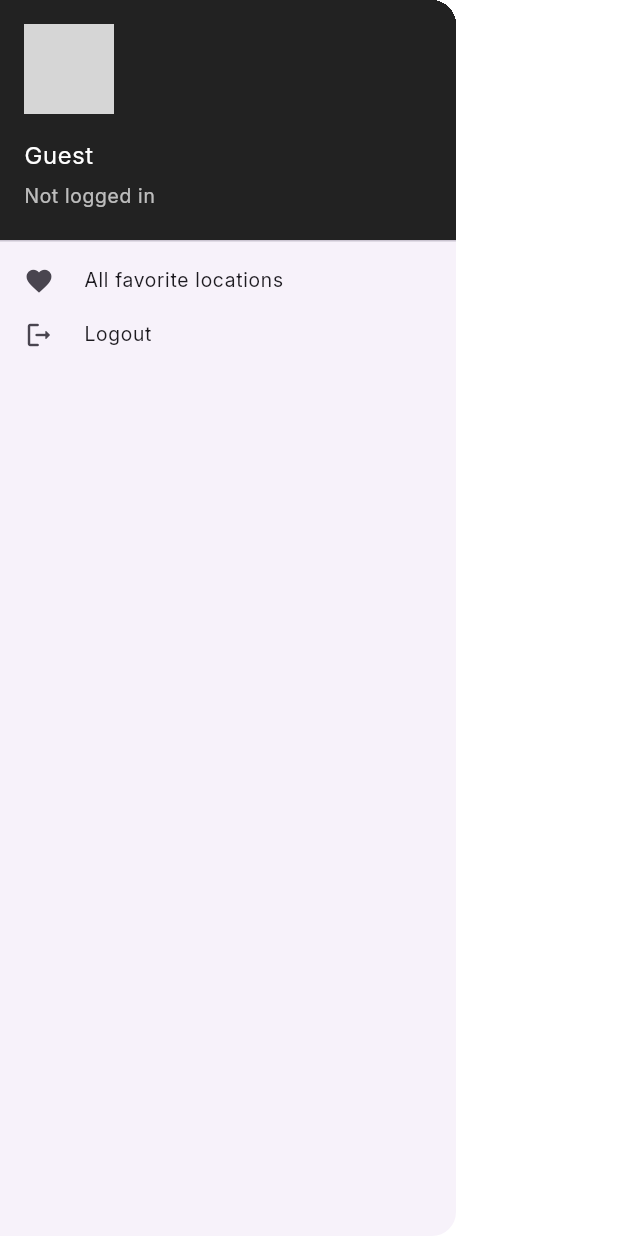
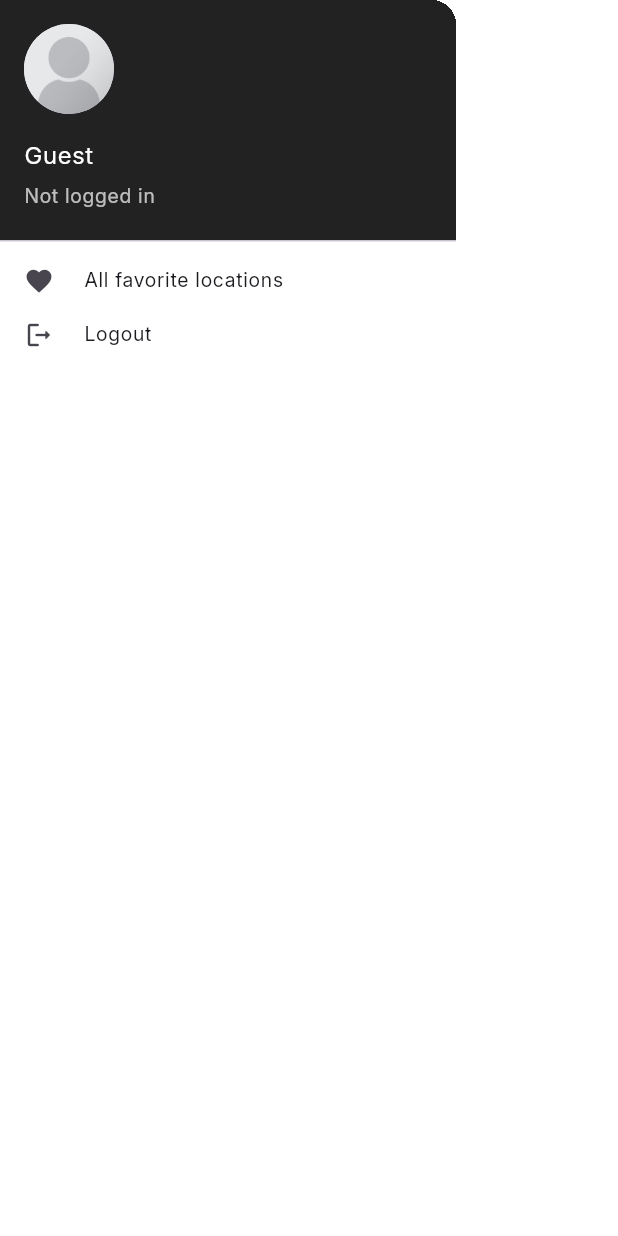
Before and after one commit to eduardoviscencio/compaqi_test_app, a Flutter app: the CustomDrawer widget shown alone on an empty page, opened directly, on a phone screen of 412 x 824 dp. Run offline on Flutter 3.47's test engine with Material 3 defaults, Android fonts, the phone set to English and light mode, and no system bars; our stand-ins replace equatable, flutter_secure_storage, google_maps_flutter, google_places_flutter; missing offline and left inert: flutter_appauth; accounts and stored records are empty; grey boxes are pictures that could not be loaded.

```diff
--- a/lib/presentation/screens/locations_screen.dart
+++ b/lib/presentation/screens/locations_screen.dart
@@ -7,6 +7,9 @@ class LocationsScreen extends StatelessWidget {
 
   @override
   Widget build(BuildContext context) {
-    return const Scaffold(body: Center(child: Text('LocationsScreen')));
+    return Scaffold(
+      appBar: AppBar(title: Text('All favorite locations')),
+      body: Center(child: Text('Locations Screen')),
+    );
   }
 }
--- a/lib/presentation/screens/map_screen.dart
+++ b/lib/presentation/screens/map_screen.dart
@@ -43,7 +43,11 @@ class _MapScreenState extends State<MapScreen> {
     zoom: 14.4746,
   );
 
-  void _onSelectPrediction(Prediction prediction) {
+  void _onSelectPrediction(Prediction? prediction) {
+    if (prediction?.placeId == _selectedPrediction?.placeId) {
+      return;
+    }
+
     setState(() {
       _selectedPrediction = prediction;
     });
--- a/lib/presentation/widgets/custom_drawer.dart
+++ b/lib/presentation/widgets/custom_drawer.dart
@@ -35,6 +35,7 @@ class _CustomDrawerState extends State<CustomDrawer> {
   @override
   Widget build(BuildContext context) {
     return Drawer(
+      backgroundColor: backgroundColor,
       child: ListView(
         padding: EdgeInsets.zero,
         children: [
@@ -54,7 +55,7 @@ class _CustomDrawerState extends State<CustomDrawer> {
                       backgroundImage:
                           user?.picture != null
                               ? NetworkImage(user!.picture)
-                              : const AssetImage('assets/images/default_avatar.png')
+                              : const AssetImage('assets/images/default_avatar.webp')
                                   as ImageProvider,
                     ),
                     const SizedBox(height: 15),
```
Also changed, not shown: lib/presentation/widgets/google_place_text_field.dart (+16 -2 lines), assets/images/default_avatar.webp (added).
